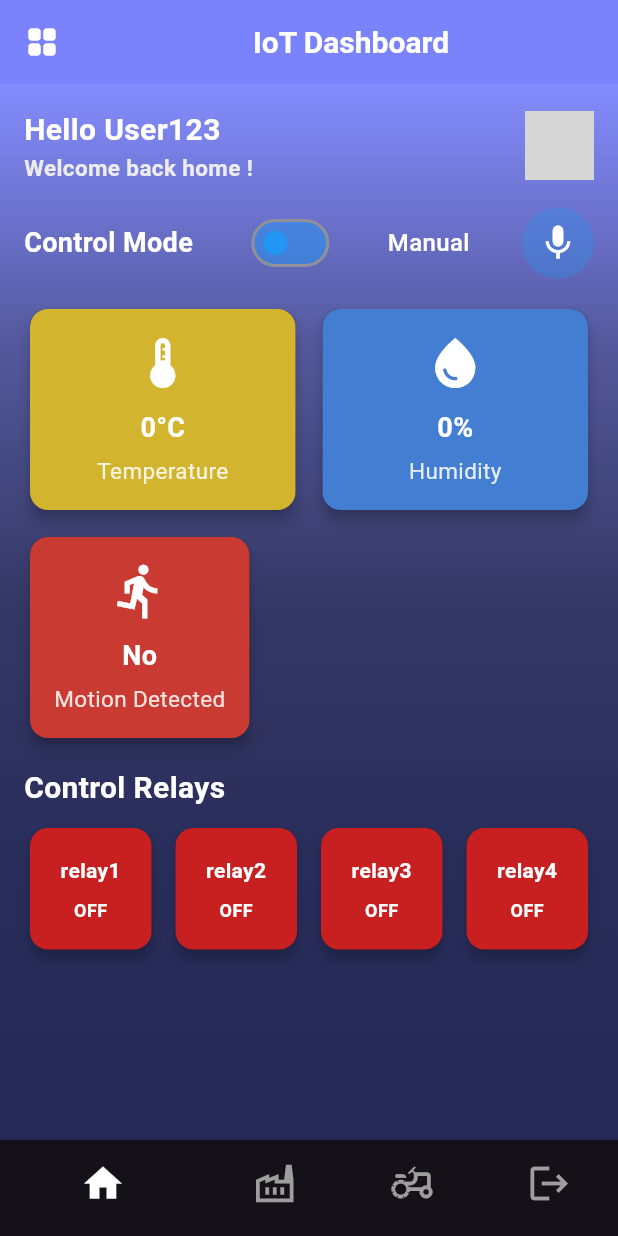
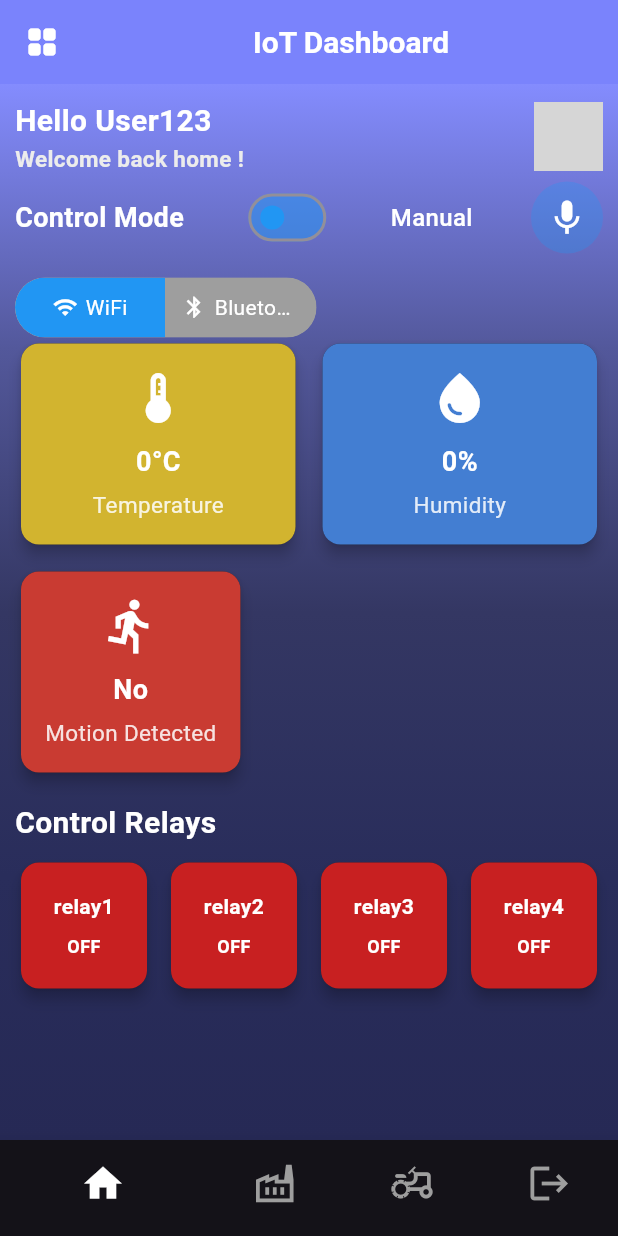
Before and after one commit to Sanseet/digitalot, a Flutter app: the screen it shows after launch, after a tap on "Login", on a phone screen of 412 x 824 dp. Run offline on Flutter 3.47's test engine with Material 3 defaults, Android fonts, the phone set to English and light mode, and no system bars; drawn by our look-alikes of toggle_switch; our stand-ins replace flutter_blue_plus, flutter_tts, speech_to_text; missing offline and left inert: wifi_iot; network calls fail; Roboto replaces fonts that are missing (Poppins); grey boxes are pictures that could not be loaded.

Commit message:
code update

```diff
--- a/lib/pages/homepage.dart
+++ b/lib/pages/homepage.dart
@@ -1,9 +1,12 @@
 import 'dart:async';
 import 'dart:convert';
 import 'package:flutter/material.dart';
+import 'package:flutter_blue_plus/flutter_blue_plus.dart';
 import 'package:http/http.dart' as http;
 import 'package:speech_to_text/speech_to_text.dart' as stt;
 import 'package:flutter_tts/flutter_tts.dart';
+import 'package:toggle_switch/toggle_switch.dart';
+import 'package:wifi_iot/wifi_iot.dart';
 
 const String backendUrl = 'https://iot-server-opc9.onrender.com';
 
@@ -507,12 +510,12 @@ class _HomePageState extends State<HomePage> {
                     minHeight: constraints.maxHeight,
                   ),
                   child: Padding(
-                    padding: const EdgeInsets.all(16.0),
+                    padding: const EdgeInsets.all(10.0),
                     child: Column(
                       crossAxisAlignment: CrossAxisAlignment.start,
                       children: [
                         const Padding(
-                          padding: EdgeInsets.only(bottom: 16),
+                          padding: EdgeInsets.only(bottom: 5),
                           child: Row(
                             children: [
                               Column(
@@ -581,6 +584,34 @@ class _HomePageState extends State<HomePage> {
                                   : _buildMicButton(),
                             ],
                           ),
+                        ),
+
+                        // Toggle Switch
+                        ToggleSwitch(
+                          minWidth: 100.0,
+                          cornerRadius: 20.0,
+                          activeBgColors: [
+                            [Colors.blue],
+                            [Colors.lightBlueAccent]
+                          ],
+                          activeFgColor: Colors.white,
+                          inactiveBgColor: Colors.grey,
+                          inactiveFgColor: Colors.white,
+                          initialLabelIndex: 0, // 0 for WiFi, 1 for Bluetooth
+                          totalSwitches: 2,
+                          labels: ['WiFi', 'Bluetooth'],
+                          icons: [Icons.wifi, Icons.bluetooth],
+                          onToggle: (index) {
+                            if (index == 0) {
+                              // Switch to WiFi mode
+                              enableWiFi();
+                              disableBluetooth();
+                            } else {
+                              // Switch to Bluetooth mode
+                              enableBluetooth();
+                              disableWiFi();
+                            }
+                          },
                         ),
 
                         // If auto mode is on, show the configuration options
@@ -904,4 +935,21 @@ class _HomePageState extends State<HomePage> {
       onEnd: () => setState(() {}),
     );
   }
+
+  Future<void> enableWiFi() async {
+    await WiFiForIoTPlugin.setEnabled(true);
+  }
+
+  Future<void> disableWiFi() async {
+    await WiFiForIoTPlugin.setEnabled(false);
+  }
+
+  Future<void> enableBluetooth() async {
+    await FlutterBluePlus.turnOn();
+  }
+
+  Future<void> disableBluetooth() async {
+    // ignore: deprecated_member_use
+    await FlutterBluePlus.turnOff();
+  }
 }
--- a/pubspec.yaml
+++ b/pubspec.yaml
@@ -31,9 +31,13 @@ dependencies:
   cupertino_icons: ^1.0.8
   flutter:
     sdk: flutter
+  flutter_blue_plus: ^1.35.4
   flutter_tts: ^4.2.2
   http: ^1.3.0
+  # permission_handler: ^12.0.0+1
   speech_to_text: ^7.0.0
+  toggle_switch: ^2.3.0
+  wifi_iot: ^0.3.19+2
 
 dev_dependencies:
   flutter_lints: ^5.0.0
```
Also changed, not shown: pubspec.lock, 127 other files.
